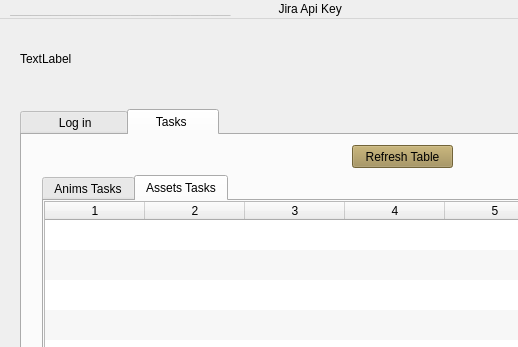
Before: the Qt Designer form management_tool.ui in gastonsbodio/maya_jira_perforce, drawn with Qt 5; both pictures show x 0 to 518 and y 0 to 347 of the 1100 by 710 pixel window.
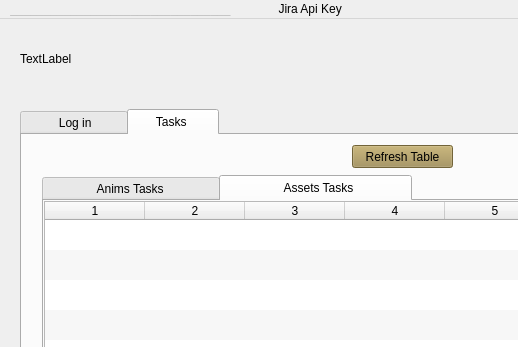
After: the same form once the commit is applied. The open tabs and pages were chosen to show the change.

Commit message: comment panel doing

The edit to the form file:
```diff
--- a/management_tool.ui
+++ b/management_tool.ui
@@ -280,7 +280,7 @@
          </property>
          <widget class="QWidget" name="anim_tab">
           <attribute name="title">
-           <string>Anims Tasks</string>
+           <string>             Anims Tasks             </string>
           </attribute>
           <widget class="QTableWidget" name="table_animTasks">
            <property name="geometry">
@@ -367,7 +367,7 @@
          </widget>
          <widget class="QWidget" name="asset_tab">
           <attribute name="title">
-           <string>Assets Tasks</string>
+           <string>                Assets Tasks              </string>
           </attribute>
           <widget class="QTableWidget" name="table_assetsTasks">
            <property name="geometry">
```
Left out of the diff: 2 changed lines with no effect on the pictures. The commit also changes 6 other files.
